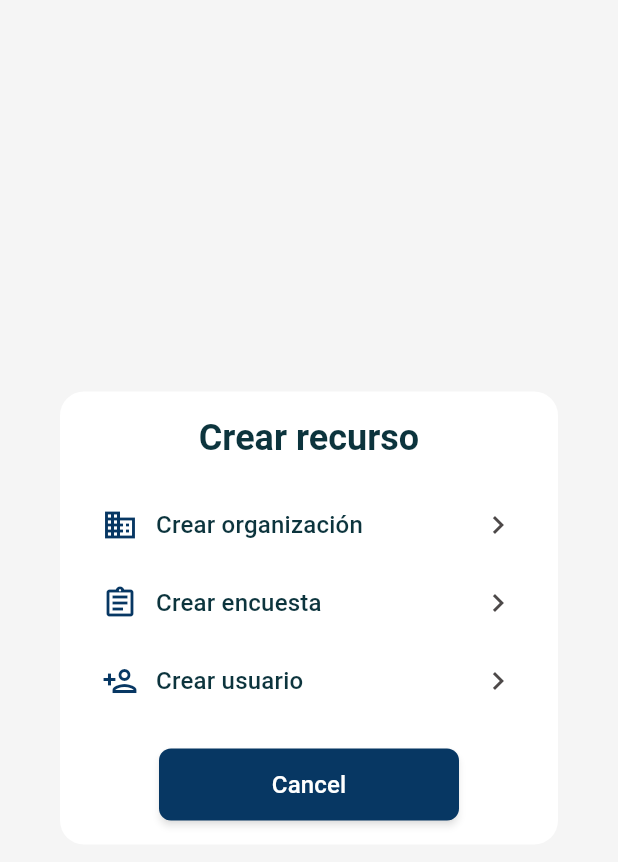
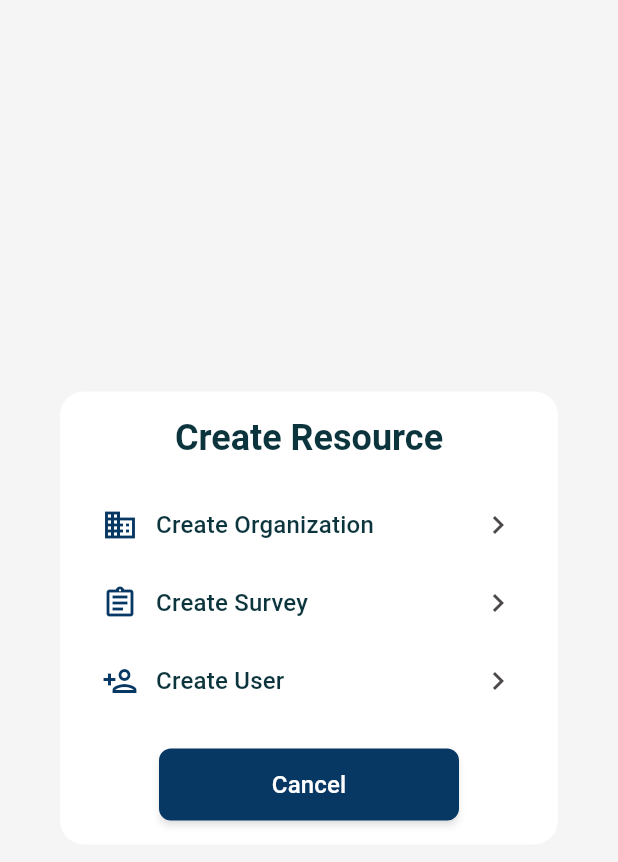
Before and after one commit to manuelcabrera1/surbased, a Flutter app: the CreateResourceDialog widget shown alone on an empty page, opened directly, on a phone screen of 412 x 824 dp. Shown: the top 862 px of the screen. Run offline on Flutter 3.47's test engine with Material 3 defaults, Android fonts, the phone set to English and light mode, and no system bars; our stand-ins replace firebase_core, firebase_messaging, fl_chart, flutter_dotenv, permission_handler, shared_preferences and 1 more; missing offline and left inert: flutter_downloader; accounts and stored records are empty; generated files the repository leaves out were written again.

Commit message:
feat: translate create dialogs

```diff
--- a/client/surbased/lib/src/shared/application/widgets/create_resource_dialog.dart
+++ b/client/surbased/lib/src/shared/application/widgets/create_resource_dialog.dart
@@ -8,7 +8,7 @@ class CreateResourceDialog extends StatelessWidget {
   @override
   Widget build(BuildContext context) {
     final theme = Theme.of(context);
-    final l10n = AppLocalizations.of(context)!;
+    final t = AppLocalizations.of(context)!;
 
     return Dialog(
       shape: RoundedRectangleBorder(
@@ -20,16 +20,16 @@ class CreateResourceDialog extends StatelessWidget {
           mainAxisSize: MainAxisSize.min,
           children: [
             Text(
-                  'Crear recurso',
-                  style: theme.textTheme.displaySmall?.copyWith(
-                  fontWeight: FontWeight.bold,
-                ),
+              t.create_resource_title,
+              style: theme.textTheme.displaySmall?.copyWith(
+                fontWeight: FontWeight.bold,
               ),
+            ),
             const SizedBox(height: 24),
             _buildOption(
               context,
               icon: Icons.business_outlined,
-              title: 'Crear organización',
+              title: t.create_organization,
               onTap: () {
                 Navigator.pushNamed(context, AppRoutes.organizationCreate);
               },
@@ -38,7 +38,7 @@ class CreateResourceDialog extends StatelessWidget {
             _buildOption(
               context,
               icon: Icons.assignment_outlined,
-              title: 'Crear encuesta',
+              title: t.create_survey,
               onTap: () {
                 Navigator.pushNamed(context, AppRoutes.surveyCreate);
               },
@@ -47,7 +47,7 @@ class CreateResourceDialog extends StatelessWidget {
             _buildOption(
               context,
               icon: Icons.person_add_outlined,
-              title: 'Crear usuario',
+              title: t.create_user,
               onTap: () {
                 Navigator.pushNamed(context, AppRoutes.userCreate);
               },
@@ -57,7 +57,7 @@ class CreateResourceDialog extends StatelessWidget {
               constraints: const BoxConstraints(maxWidth: 200),
               child: ElevatedButton(
                 onPressed: () => Navigator.pop(context),
-                child: Text(l10n.cancel),
+                child: Text(t.cancel),
               ),
             ),
           ],
--- a/client/surbased/lib/src/shared/infrastructure/lang/intl_en.arb
+++ b/client/surbased/lib/src/shared/infrastructure/lang/intl_en.arb
@@ -316,5 +316,11 @@
     "survey_answers_max": "Maximum",
     "survey_answers_responses_percentage": "Responses (%)",
     "survey_answers_responses_count": "{count} responses",
-    "survey_answers_response": "1 response"
+    "survey_answers_response": "1 response",
+    "create_resource_title": "Create Resource",
+    "create_organization": "Create Organization",
+    "create_survey": "Create Survey",
+    "create_user": "Create User",
+    "create_blank": "Create blank",
+    "generate_with_ai": "Generate with AI"
 }
--- a/client/surbased/lib/src/shared/infrastructure/lang/intl_es.arb
+++ b/client/surbased/lib/src/shared/infrastructure/lang/intl_es.arb
@@ -316,5 +316,11 @@
     "survey_answers_max": "Máximo",
     "survey_answers_responses_percentage": "Respuestas (%)",
     "survey_answers_responses_count": "{count} respuestas",
-    "survey_answers_response": "1 respuesta"
+    "survey_answers_response": "1 respuesta",
+    "create_resource_title": "Crear Recurso",
+    "create_organization": "Crear Organización",
+    "create_survey": "Crear Encuesta",
+    "create_user": "Crear Usuario",
+    "create_blank": "Crear en blanco",
+    "generate_with_ai": "Generar con IA"
 }
--- a/client/surbased/lib/src/survey/application/widgets/survey_create_dialog.dart
+++ b/client/surbased/lib/src/survey/application/widgets/survey_create_dialog.dart
@@ -9,7 +9,7 @@ class SurveyCreateDialog extends StatelessWidget {
   @override
   Widget build(BuildContext context) {
     final theme = Theme.of(context);
-    final l10n = AppLocalizations.of(context)!;
+    final t = AppLocalizations.of(context)!;
 
     return Dialog(
       shape: RoundedRectangleBorder(
@@ -21,7 +21,7 @@ class SurveyCreateDialog extends StatelessWidget {
           mainAxisSize: MainAxisSize.min,
           children: [
             Text(
-              'Crear encuesta',
+              t.create_survey,
               style: theme.textTheme.displaySmall?.copyWith(
                 fontWeight: FontWeight.bold,
               ),
@@ -30,7 +30,7 @@ class SurveyCreateDialog extends StatelessWidget {
             _buildOption(
               context,
               icon: Icons.edit_square,
-              title: 'Create blank',
+              title: t.create_blank,
               onTap: () {
                 Navigator.pushNamed(context, AppRoutes.surveyCreate,);
               },
@@ -39,7 +39,7 @@ class SurveyCreateDialog extends StatelessWidget {
             _buildOption(
               context,
               icon: CupertinoIcons.sparkles,
-              title: 'Generate with AI',
+              title: t.generate_with_ai,
               onTap: () {
                 Navigator.pushNamed(context, AppRoutes.surveyCreate, arguments: true);
               },
@@ -49,7 +49,7 @@ class SurveyCreateDialog extends StatelessWidget {
               constraints: const BoxConstraints(maxWidth: 200),
               child: ElevatedButton(
                 onPressed: () => Navigator.pop(context),
-                child: Text(l10n.cancel),
+                child: Text(t.cancel),
               ),
             ),
           ],
```
